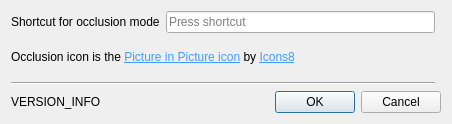
Old version of the form anki/designer/settings.ui in the repository hgiesel/closet.
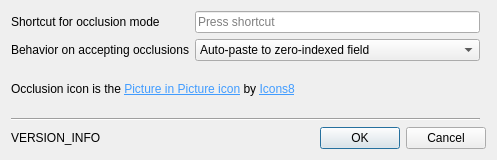
New version of the form.

Commit message: Make accepting behavior settable

```diff
--- a/anki/designer/settings.ui
+++ b/anki/designer/settings.ui
@@ -6,8 +6,8 @@
    <rect>
     <x>0</x>
     <y>0</y>
-    <width>452</width>
-    <height>124</height>
+    <width>497</width>
+    <height>160</height>
    </rect>
   </property>
   <property name="sizePolicy">
@@ -20,14 +20,35 @@
    <string>Closet For Anki Settings</string>
   </property>
   <layout class="QGridLayout" name="gridLayout">
-   <item row="2" column="0" colspan="2">
+   <item row="3" column="0" colspan="2">
     <widget class="Line" name="line">
      <property name="orientation">
       <enum>Qt::Horizontal</enum>
      </property>
     </widget>
    </item>
-   <item row="3" column="1" colspan="2">
+   <item row="2" column="0" colspan="2">
+    <widget class="QLabel" name="attribution">
+     <property name="text">
+      <string>&lt;html&gt;&lt;head/&gt;&lt;body&gt;&lt;p&gt;Occlusion icon is the &lt;a href=&quot;https://icons8.com/icons/set/picture-in-picture&quot;&gt;&lt;span style=&quot; text-decoration: underline; color:#419cff;&quot;&gt;Picture in Picture icon&lt;/span&gt;&lt;/a&gt; by &lt;a href=&quot;https://icons8.com&quot;&gt;&lt;span style=&quot; text-decoration: underline; color:#419cff;&quot;&gt;Icons8&lt;/span&gt;&lt;/a&gt;&lt;/p&gt;&lt;/body&gt;&lt;/html&gt;</string>
+     </property>
+    </widget>
+   </item>
+   <item row="4" column="0">
+    <widget class="QLabel" name="versionInfo">
+     <property name="text">
+      <string>VERSION_INFO</string>
+     </property>
+    </widget>
+   </item>
+   <item row="0" column="1">
+    <widget class="QKeySequenceEdit" name="occludeShortcut">
+     <property name="toolTip">
+      <string>&lt;html&gt;&lt;head/&gt;&lt;body&gt;&lt;p&gt;(default: &amp;quot;Ctrl+O&amp;quot;)&lt;/p&gt;&lt;/body&gt;&lt;/html&gt;</string>
+     </property>
+    </widget>
+   </item>
+   <item row="4" column="1" colspan="2">
     <widget class="QDialogButtonBox" name="buttonBox">
      <property name="orientation">
       <enum>Qt::Horizontal</enum>
@@ -37,13 +58,6 @@
      </property>
     </widget>
    </item>
-   <item row="1" column="0" colspan="2">
-    <widget class="QLabel" name="attribution">
-     <property name="text">
-      <string>&lt;html&gt;&lt;head/&gt;&lt;body&gt;&lt;p&gt;Occlusion icon is the &lt;a href=&quot;https://icons8.com/icons/set/picture-in-picture&quot;&gt;&lt;span style=&quot; text-decoration: underline; color:#419cff;&quot;&gt;Picture in Picture icon&lt;/span&gt;&lt;/a&gt; by &lt;a href=&quot;https://icons8.com&quot;&gt;&lt;span style=&quot; text-decoration: underline; color:#419cff;&quot;&gt;Icons8&lt;/span&gt;&lt;/a&gt;&lt;/p&gt;&lt;/body&gt;&lt;/html&gt;</string>
-     </property>
-    </widget>
-   </item>
    <item row="0" column="0">
     <widget class="QLabel" name="occludeLabel">
      <property name="toolTip">
@@ -54,17 +68,24 @@
      </property>
     </widget>
    </item>
-   <item row="0" column="1">
-    <widget class="QKeySequenceEdit" name="occludeShortcut">
-     <property name="toolTip">
-      <string>&lt;html&gt;&lt;head/&gt;&lt;body&gt;&lt;p&gt;(default: &amp;quot;Ctrl+O&amp;quot;)&lt;/p&gt;&lt;/body&gt;&lt;/html&gt;</string>
-     </property>
+   <item row="1" column="1">
+    <widget class="QComboBox" name="occlusionAcceptBehavior">
+     <item>
+      <property name="text">
+       <string>Auto-paste to zero-indexed field</string>
+      </property>
+     </item>
+     <item>
+      <property name="text">
+       <string>Copy to clipboard</string>
+      </property>
+     </item>
     </widget>
    </item>
-   <item row="3" column="0">
-    <widget class="QLabel" name="versionInfo">
+   <item row="1" column="0">
+    <widget class="QLabel" name="label">
      <property name="text">
-      <string>VERSION_INFO</string>
+      <string>Behavior on accepting occlusions</string>
      </property>
     </widget>
    </item>
```
The commit also changes 3 other files.
